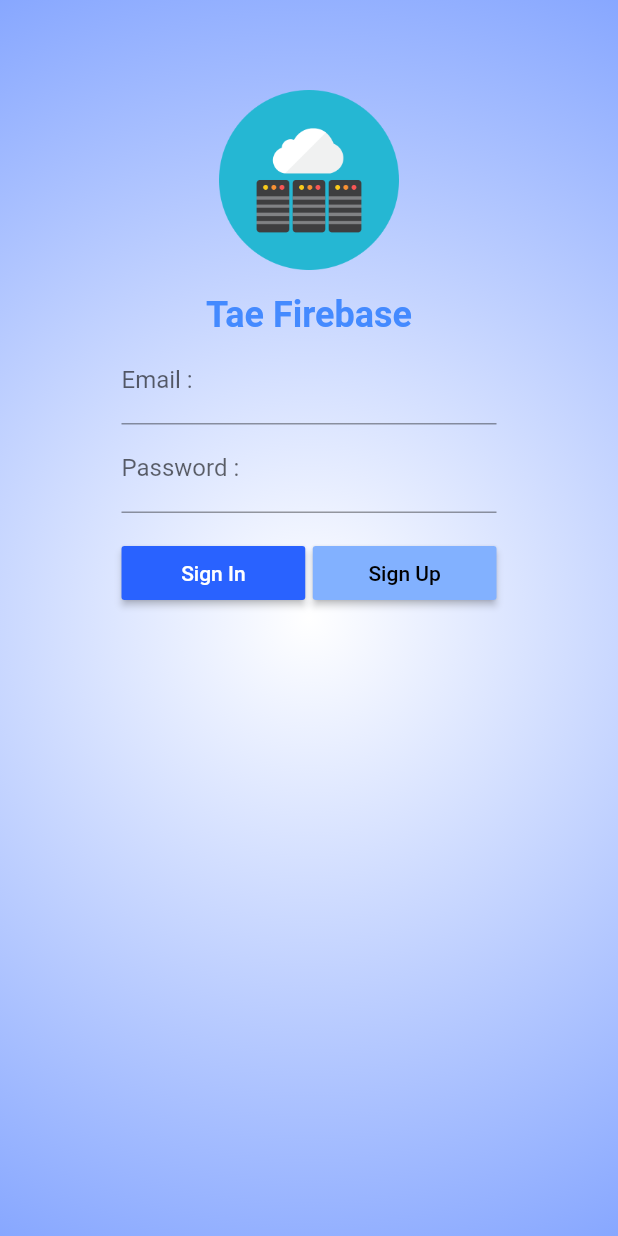
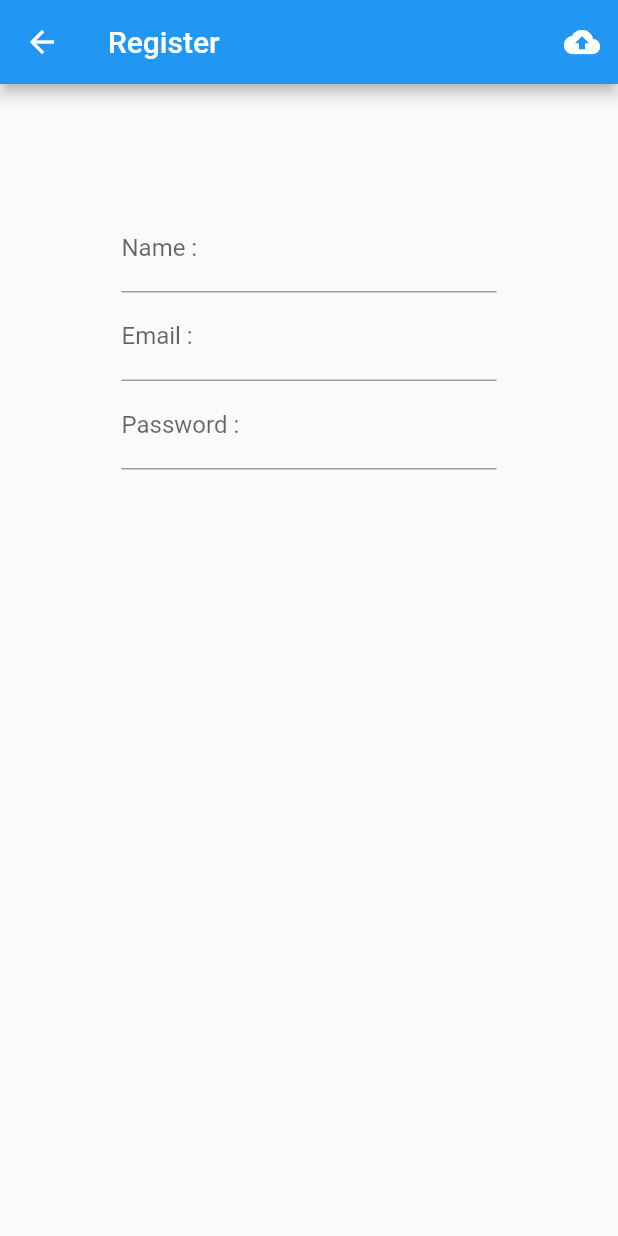
Before and after one commit to zentiskung/TaeFirebase, a Flutter app: the screen it shows after launch, after a tap on "Sign Up", on a phone screen of 412 x 824 dp. Run offline on Flutter 3.47's test engine with Material 2 defaults, Android fonts, the phone set to English and light mode, and no system bars.

Commit message:
Design UI Register

```diff
--- a/lib/screens/authen.dart
+++ b/lib/screens/authen.dart
@@ -1,5 +1,6 @@
 import 'package:flutter/material.dart';
 import 'package:flutter/widgets.dart';
+import 'package:taefirebase/screens/register.dart';
 
 class Authen extends StatefulWidget {
   @override
@@ -63,25 +64,30 @@ class _AuthenState extends State<Authen> {
     );
   }
 
-  Widget signIn() {
+  Widget signUp(BuildContext context) {
     return Expanded(
       child: RaisedButton(
         color: Colors.blueAccent[700],
         child: Text(
-          'Sign In',
+          'Sign Up',
           style: TextStyle(color: Colors.white),
         ),
-        onPressed: () {},
+        onPressed: () {
+          print('You Click SignUp');
+          var registerRoute =
+              MaterialPageRoute(builder: (BuildContext context) => Register());
+              Navigator.of(context).push(registerRoute);
+        },
       ),
     );
   }
 
-  Widget signUp() {
+  Widget signIn() {
     return Expanded(
       child: RaisedButton(
         color: Colors.blueAccent[100],
         child: Text(
-          'Sign Up',
+          'Sign In',
           style: TextStyle(color: Colors.black),
         ),
         onPressed: () {},
@@ -113,7 +119,7 @@ class _AuthenState extends State<Authen> {
                 alignment: Alignment(0, -1),
                 width: 250.0,
                 child: Row(
-                  children: <Widget>[signIn(), space(), signUp()],
+                  children: <Widget>[signIn(), space(), signUp(context)],
                 )),
           ],
         ),
--- /dev/null
+++ b/lib/screens/register.dart
@@ -0,0 +1,75 @@
+import 'package:flutter/material.dart';
+
+class Register extends StatefulWidget {
+  @override
+  _RegisterState createState() => _RegisterState();
+}
+
+class _RegisterState extends State<Register> {
+  Widget uploadButton() {
+    return IconButton(
+      icon: Icon(Icons.cloud_upload),
+      onPressed: () {},
+    );
+  }
+
+  Widget nameTextFormField() {
+    return Container(
+      alignment: Alignment(0, -1),
+      child: Container(
+        width: 250.0,
+        child: TextFormField(
+          decoration: InputDecoration(labelText: 'Name :', hintText: 'Request'),
+        ),
+      ),
+    );
+  }
+
+  Widget emailTextFormField() {
+    return Container(
+      alignment: Alignment(0, -1),
+      child: Container(
+        width: 250.0,
+        child: TextFormField(
+          decoration:
+              InputDecoration(labelText: 'Email :', hintText: 'you@abc.com'),
+        ),
+      ),
+    );
+  }
+
+  Widget passwordTextFormField() {
+    return Container(
+      alignment: Alignment(0, -1),
+      child: Container(
+        width: 250.0,
+        child: TextFormField(
+          decoration: InputDecoration(
+              labelText: 'Password :', hintText: 'More 6 Charactor'),
+        ),
+      ),
+    );
+  }
+
+  @override
+  Widget build(BuildContext context) {
+    return Scaffold(
+      resizeToAvoidBottomPadding: false,
+      appBar: AppBar(
+        title: Text('Register'),
+        actions: <Widget>[uploadButton()],
+      ),
+      body: Container(
+        padding: EdgeInsets.only(top: 80.0),
+        alignment: Alignment(0, -1),
+        child: Column(
+          children: <Widget>[
+            nameTextFormField(),
+            emailTextFormField(),
+            passwordTextFormField()
+          ],
+        ),
+      ),
+    );
+  }
+}
```
